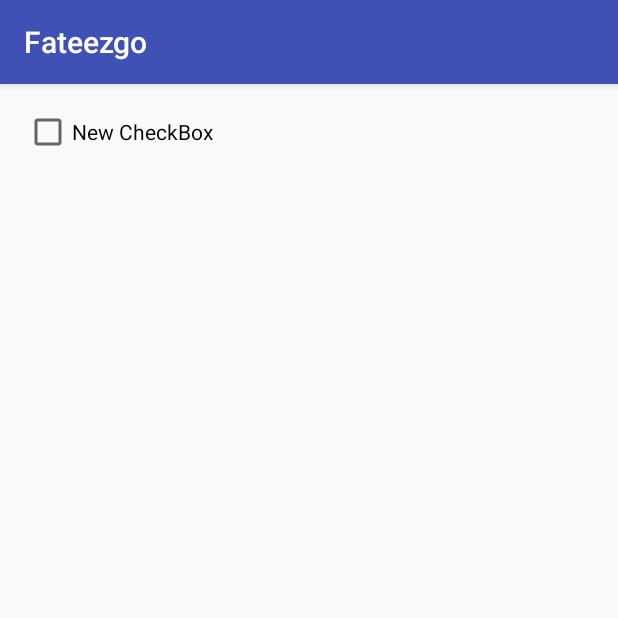
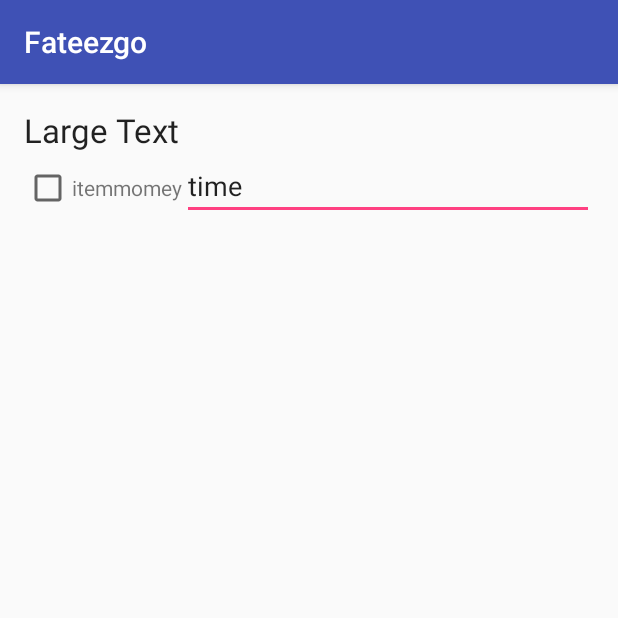
Before and after one commit to fateezgo/Fateezgo, an Android app: the FateSelectionActivity screen opened directly, with no data from a screen before it, on a phone screen of 412 x 824 dp, the top half of it. Run offline under Robolectric (Android 15) with nearby library versions, the phone set to English and light mode, and no system bars.

Commit message:
add FateSelectionActivity byEva

```diff
--- a/app/src/main/AndroidManifest.xml
+++ b/app/src/main/AndroidManifest.xml
@@ -18,7 +18,6 @@
         <activity android:name=".FindMasterActivity" />
         <activity android:name=".MasterListActivity" />
         <activity android:name=".MasterDetailsActivity"></activity>
-        <activity android:name=".MasterListActivity" />
         <activity android:name=".FateSelectionActivity"></activity>
     </application>
 
--- a/app/src/main/res/layout/activity_fate_selection.xml
+++ b/app/src/main/res/layout/activity_fate_selection.xml
@@ -7,12 +7,47 @@
     android:paddingLeft="@dimen/activity_horizontal_margin"
     android:paddingRight="@dimen/activity_horizontal_margin"
     android:paddingTop="@dimen/activity_vertical_margin"
-    tools:context="tw.com.fateezgo.FateSelectionActivity">
+    tools:context="tw.com.fateezgo.FateSelectionActivity"
+    android:orientation="vertical">
 
-    <CheckBox
+    <TextView
         android:layout_width="wrap_content"
         android:layout_height="wrap_content"
-        android:text="New CheckBox"
-        android:id="@+id/checkBox" />
+        android:textAppearance="?android:attr/textAppearanceLarge"
+        android:text="Large Text"
+        android:id="@+id/textView" />
+
+    <LinearLayout
+        android:orientation="horizontal"
+        android:layout_width="match_parent"
+        android:layout_height="match_parent">
+
+        <CheckBox
+            android:layout_width="wrap_content"
+            android:layout_height="wrap_content"
+            android:id="@+id/checkBox"
+            android:checked="false" />
+
+        <TextView
+            android:layout_width="wrap_content"
+            android:layout_height="wrap_content"
+            android:text="item"
+            android:id="@+id/textView2" />
+
+        <TextView
+            android:layout_width="wrap_content"
+            android:layout_height="wrap_content"
+            android:text="momey"
+            android:id="@+id/textView3" />
+
+        <EditText
+            android:layout_width="wrap_content"
+            android:layout_height="wrap_content"
+            android:inputType="time"
+            android:ems="10"
+            android:id="@+id/editText"
+            android:layout_weight="1"
+            android:text="time" />
+    </LinearLayout>
 
 </LinearLayout>
```
